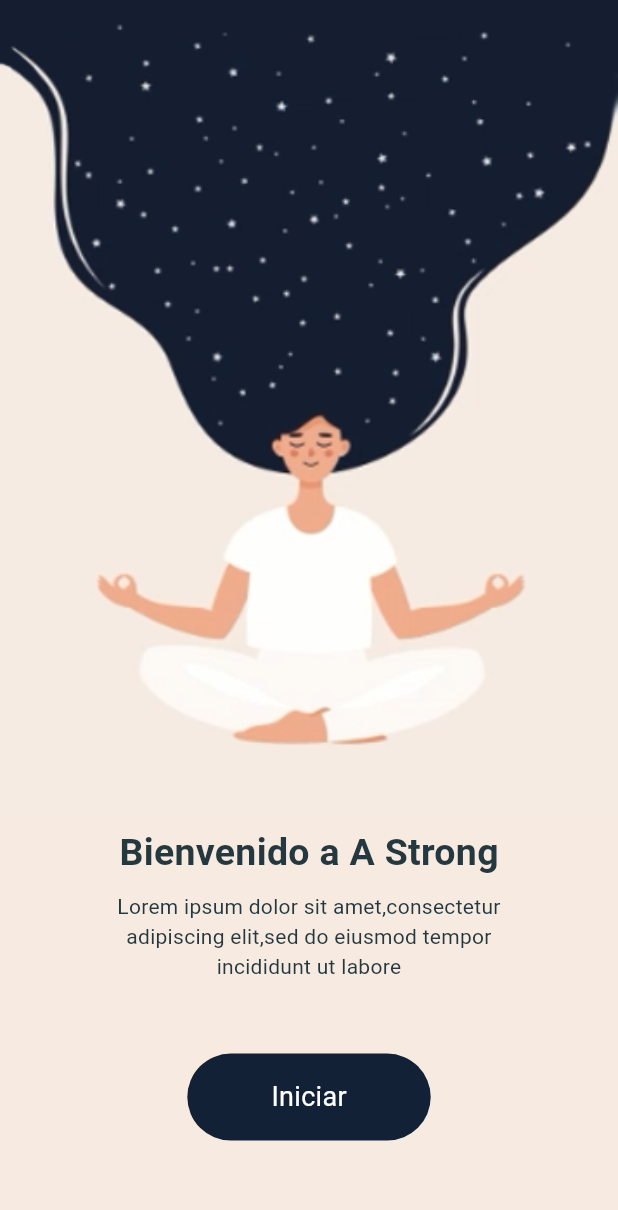
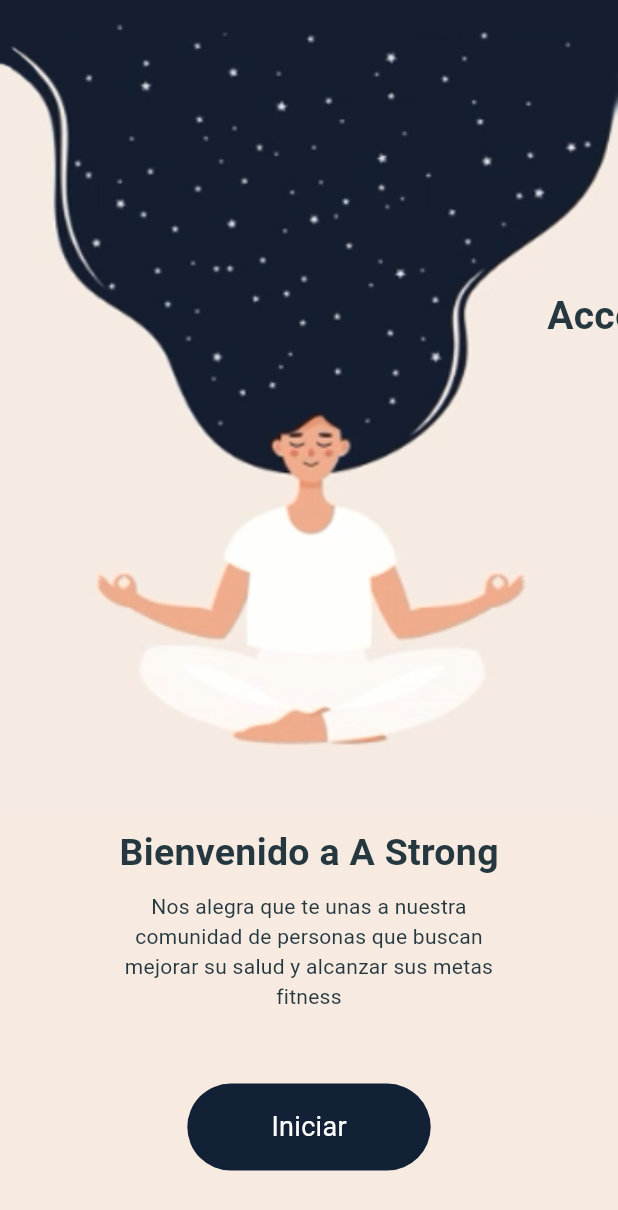
Before and after one commit to danihs2/A-Strong, a Flutter app: the screen it shows after launch, on a phone screen of 412 x 824 dp. Shown: the top 1210 px of the screen. Run offline on Flutter 3.47's test engine with Material 3 defaults, Android fonts, the light colour scheme and no system bars; our stand-ins replace flutter_svg, fluttertoast, rive, shared_preferences; Roboto replaces fonts that are missing (Poppins).

Commit message:
Ya mero xd

```diff
--- a/app/lib/fitness_app/ejercicios/Widgets/ejercicio_detalle.dart
+++ b/app/lib/fitness_app/ejercicios/Widgets/ejercicio_detalle.dart
@@ -39,6 +39,7 @@ class _EjercicioDetalleState extends State<EjercicioDetalle> {
                 padding: EdgeInsets.all(16.0),
                 children: [
                   Image.asset('assets/ejercicios/${_ejercicioFuture['noImagen']}.jpeg'),
+                  Text(_ejercicioFuture['nombre']),
                   SizedBox(height: 16.0),
                   Text(_ejercicioFuture['descripcion']),
                   SizedBox(height: 16.0),
--- a/app/lib/fitness_app/my_diary/my_diary_screen.dart
+++ b/app/lib/fitness_app/my_diary/my_diary_screen.dart
@@ -134,7 +134,7 @@ class _MyDiaryScreenState extends State<MyDiaryScreen>
     listViews.add(
       TitleView(
         titleTxt: 'Water',
-        subTxt: 'Aqua SmartBottle',
+        subTxt: 'Consumo de agua',
         animation: Tween<double>(begin: 0.0, end: 1.0).animate(CurvedAnimation(
             parent: widget.animationController!,
             curve:
@@ -302,7 +302,7 @@ class _MyDiaryScreenState extends State<MyDiaryScreen>
                                     ),
                                   ),
                                   Text(
-                                    '15 May',
+                                    '05/Sep',
                                     textAlign: TextAlign.left,
                                     style: TextStyle(
                                       fontFamily: FitnessAppTheme.fontName,
--- a/app/lib/fitness_app/ui_view/area_list_view.dart
+++ b/app/lib/fitness_app/ui_view/area_list_view.dart
@@ -82,7 +82,7 @@ class _AreaListViewState extends State<AreaListView>
                           Navigator.push(
                             context,
                             MaterialPageRoute(
-                              builder: (context) => EjercicioDetalle(idRecibidoDelWidget: index),
+                              builder: (context) => EjercicioDetalle(idRecibidoDelWidget: index+1),
                             ),
                           );
                         },
--- a/app/lib/introduction_animation/components/care_view.dart
+++ b/app/lib/introduction_animation/components/care_view.dart
@@ -107,7 +107,7 @@ class CareView extends StatelessWidget {
                 padding:
                     EdgeInsets.only(left: 64, right: 64, bottom: 16, top: 16),
                 child: Text(
-                  "Lorem ipsum dolor sit amet,consectetur adipiscing elit,sed do eiusmod tempor incididunt ut labore",
+                  "El bienestar físico es el equilibrio entre la mente y el cuerpo, es sentirse bien con uno mismo y con el entorno",
                   textAlign: TextAlign.center,
                 ),
               ),
--- a/app/lib/introduction_animation/components/custom_sign_in.dart
+++ b/app/lib/introduction_animation/components/custom_sign_in.dart
@@ -24,7 +24,7 @@ Future<Object?> customSigninDialog(BuildContext context, {required ValueChanged<
         builder: (BuildContext context, StateSetter setState) {
           return Center(
             child: Container(
-              height: 700,
+              height: 825,
               margin: const EdgeInsets.symmetric(horizontal: 5),
               padding: const EdgeInsets.symmetric(vertical: 16, horizontal: 16),
               decoration: BoxDecoration(
--- a/app/lib/introduction_animation/components/mood_diary_vew.dart
+++ b/app/lib/introduction_animation/components/mood_diary_vew.dart
@@ -91,7 +91,7 @@ class MoodDiaryVew extends StatelessWidget {
                     padding: EdgeInsets.only(
                         left: 64, right: 64, top: 16, bottom: 16),
                     child: Text(
-                      "Lorem ipsum dolor sit amet,consectetur adipiscing elit,sed do eiusmod tempor incididunt ut labore",
+                      "Accesible, intuitivo y escalable",
                       textAlign: TextAlign.center,
                     ),
                   ),
--- a/app/lib/introduction_animation/components/relax_view.dart
+++ b/app/lib/introduction_animation/components/relax_view.dart
@@ -86,7 +86,7 @@ class RelaxView extends StatelessWidget {
                   padding:
                       EdgeInsets.only(left: 64, right: 64, top: 16, bottom: 16),
                   child: Text(
-                    "Lorem ipsum dolor sit amet,consectetur adipiscing elit,sed do eiusmod tempor incididunt ut labore",
+                    "La salud integral no es solo la uasencia de enfermedad sino el bienestar físico, mental y emocional",
                     textAlign: TextAlign.center,
                   ),
                 ),
--- a/app/lib/introduction_animation/components/splash_view.dart
+++ b/app/lib/introduction_animation/components/splash_view.dart
@@ -45,7 +45,7 @@ class _SplashViewState extends State<SplashView> {
             const Padding(
               padding: EdgeInsets.only(left: 64, right: 64),
               child: Text(
-                "Lorem ipsum dolor sit amet,consectetur adipiscing elit,sed do eiusmod tempor incididunt ut labore",
+                "Nos alegra que te unas a nuestra comunidad de personas que buscan mejorar su salud y alcanzar sus metas fitness",
                 textAlign: TextAlign.center,
               ),
             ),
--- a/app/lib/introduction_animation/components/welcome_view.dart
+++ b/app/lib/introduction_animation/components/welcome_view.dart
@@ -73,7 +73,7 @@ class WelcomeView extends StatelessWidget {
               SlideTransition(
                 position: _welcomeFirstHalfAnimation,
                 child: const Text(
-                  "Welcome",
+                  "Biemvenido a A-Strong",
                   style: TextStyle(fontSize: 25.0, fontWeight: FontWeight.bold),
                 ),
               ),
@@ -81,7 +81,7 @@ class WelcomeView extends StatelessWidget {
                 padding:
                     EdgeInsets.only(left: 64, right: 64, top: 16, bottom: 16),
                 child: Text(
-                  "Stay organised and live stress-free with you-do app",
+                  "Nos alegra que te unas a nuestra comunidad de personas que buscan mejorar su salud y alcanzar sus metas fitness",
                   textAlign: TextAlign.center,
                 ),
               ),
```
Also changed, not shown: app/lib/fitness_app/my_diary/water_view.dart (+13 -13 lines), 1 other file.
